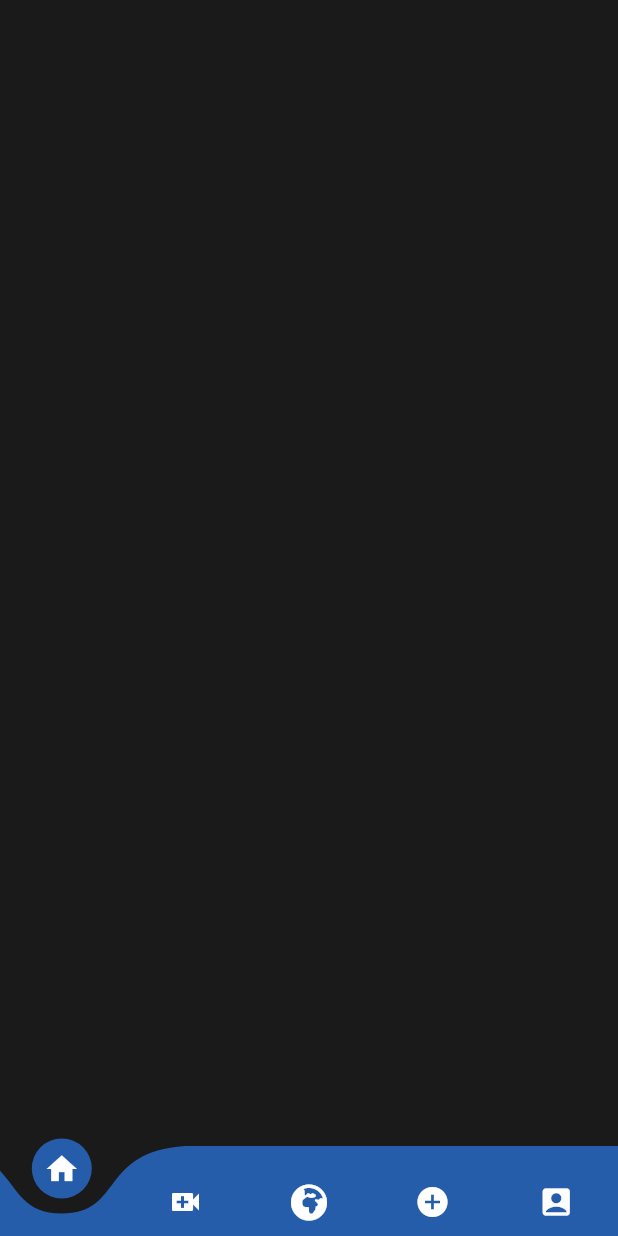
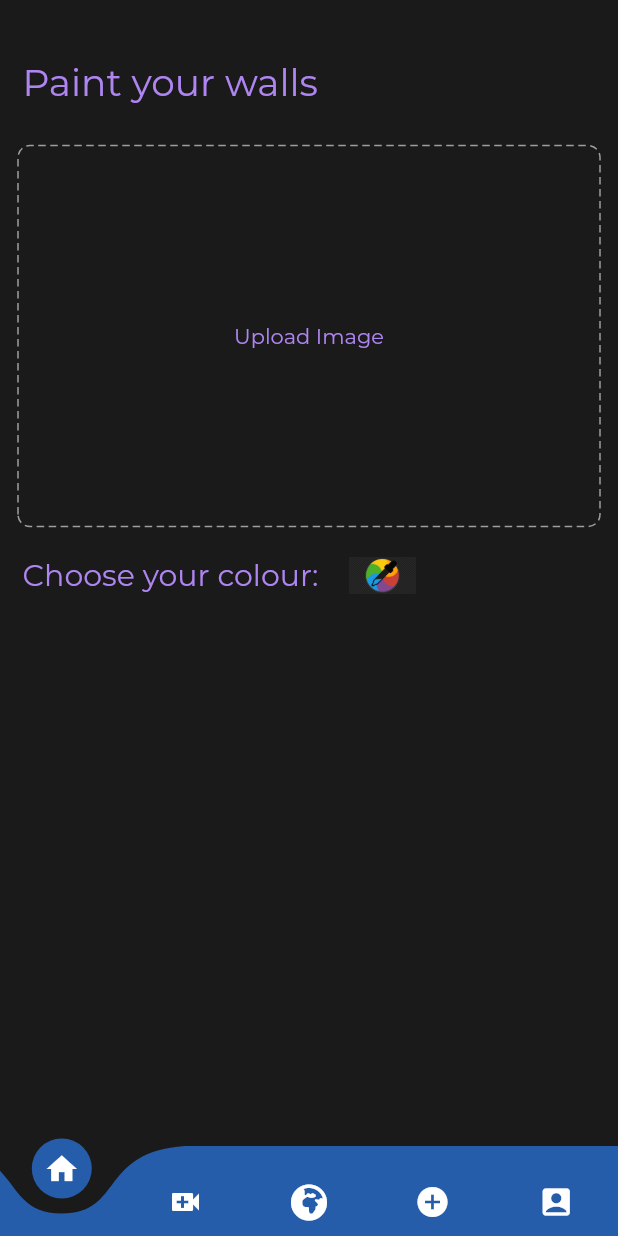
Before and after one commit to Jay4Codes/Decor-AI, a Flutter app: the HomeScreen screen opened directly, on a phone screen of 412 x 824 dp. Run offline on Flutter 3.47's test engine with Material 2 defaults, Android fonts, the light colour scheme and no system bars; drawn by our look-alikes of curved_navigation_bar, dotted_border; our stand-ins replace animated_splash_screen, camera, cloud_firestore, firebase_core, firebase_storage, flutter_colorpicker and 7 more; missing offline and left inert: augmented_reality_plugin, flutter_overlay_loader; accounts and stored records are empty; statements that could not run were skipped.

Commit message:
added roomgpt

```diff
--- a/lib/screens/home_screen.dart
+++ b/lib/screens/home_screen.dart
@@ -1,4 +1,6 @@
+import 'package:codeshastra/screens/camera.dart';
 import 'package:codeshastra/screens/marketplace.dart';
+import 'package:codeshastra/screens/roomgpt.dart';
 import 'package:curved_navigation_bar/curved_navigation_bar.dart';
 import 'package:flutter/material.dart';
 import 'package:flutter/src/widgets/framework.dart';
@@ -26,7 +28,7 @@ class _HomeScreenState extends State<HomeScreen> {
   }
 
   Widget getTab() {
-    if (activeIndex == 0) return Container();
+    if (activeIndex == 0) return RoomGPT();
     if (activeIndex == 1) return Container();
     if (activeIndex == 2) return MarketPlace();
     // return MapScreen(
--- /dev/null
+++ b/lib/screens/roomgpt.dart
@@ -0,0 +1,283 @@
+import 'dart:convert';
+import 'dart:io';
+
+import 'package:dotted_border/dotted_border.dart';
+import 'package:flutter/material.dart';
+import 'package:flutter_colorpicker/flutter_colorpicker.dart';
+import 'package:flutter_overlay_loader/flutter_overlay_loader.dart';
+import 'package:image_picker/image_picker.dart';
+import 'package:http/http.dart' as http;
+
+class RoomGPT extends StatefulWidget {
+  const RoomGPT({super.key});
+
+  @override
+  State<RoomGPT> createState() => _RoomGPTState();
+}
+
+class _RoomGPTState extends State<RoomGPT> {
+  File? imageFile;
+  String imgUrl = "";
+  bool isImageLoaded = false;
+
+  _getFromGallery() async {
+    XFile? pickedFile = await ImagePicker().pickImage(
+      source: ImageSource.gallery,
+      maxWidth: 1800,
+      maxHeight: 1800,
+    );
+    if (pickedFile != null) {
+      setState(() {
+        imageFile = File(pickedFile.path);
+      });
+    }
+  }
+
+  Color _wallColor = Colors.white;
+  String hexString = "";
+
+  Future<void> changeWallColor(BuildContext context, String base64, String color) async {
+    try {
+      String substr = color.substring(2);
+      print(substr);
+      Loader.show(context, progressIndicator: CircularProgressIndicator(color: Colors.blue));
+      final response = await http.post(Uri.parse('http://127.0.0.1:8000/login/ml-model/'),
+          body: jsonEncode({
+            "image": base64,
+            "prompt": "Change wall color to #${substr}",
+          }));
+
+      print(response.body);
+      if (response.statusCode == 200) {
+        Loader.hide();
+        var body = json.decode(response.body);
+        print(body);
+        setState(() {
+          isImageLoaded = true;
+          imgUrl = body["image"][0];
+        });
+      } else {
+        Loader.hide();
+        print(response.statusCode);
+      }
+    } catch (e) {
+      print(e.toString());
+    }
+  }
+
+  @override
+  Widget build(BuildContext context) {
+    return Scaffold(
+      body: SingleChildScrollView(
+          physics: BouncingScrollPhysics(parent: AlwaysScrollableScrollPhysics()),
+          child: Column(
+            // mainAxisAlignment: MainAxisAlignment.start,
+            crossAxisAlignment: CrossAxisAlignment.start,
+            children: [
+              Padding(
+                padding: const EdgeInsets.only(top: 40.0, left: 15, bottom: 15),
+                child: Text(
+                  "Paint your walls",
+                  style: TextStyle(
+                    fontSize: 25.0,
+                  ),
+                ),
+              ),
+              imageFile == null
+                  ? Container(
+                      margin: EdgeInsets.all(12),
+                      child: InkWell(
+                        onTap: () {
+                          _getFromGallery();
+                        },
+                        child: DottedBorder(
+                          color: Colors.grey,
+                          borderType: BorderType.RRect,
+                          radius: Radius.circular(8),
+                          dashPattern: [5, 3],
+                          strokeWidth: 1,
+                          child: Container(
+                            height: 250,
+                            // width: MediaQuery.of(context).size.width - 60,
+                            child: Row(
+                              mainAxisAlignment: MainAxisAlignment.center,
+                              children: const [
+                                Flexible(
+                                  child: Text(
+                                    "Upload Image",
+                                    // fileName != null
+                                    //     ? fileName!
+                                    //     : 'Upload attachment',
+                                    textAlign: TextAlign.center,
+                                  ),
+                                ),
+                              ],
+                            ),
+                          ),
+                        ),
+                      ),
+                      // child: imageFile == null
+                      //     ? Container(
+                      //         alignment: Alignment.center,
+                      //         child: Column(
+                      //           mainAxisAlignment: MainAxisAlignment.center,
+                      //           children: <Widget>[
+                      //             TextButton(
+                      //               // backcolor: Colors.greenAccent,
+                      //               onPressed: () {
+                      //                 _getFromGallery();
+                      //               },
+                      //               child: Text("PICK FROM GALLERY"),
+                      //             ),
+                      //             Container(
+                      //               height: 40.0,
+                      //             ),
+                      //             TextButton(
+                      //               // color: Colors.lightGreenAccent,
+                      //               onPressed: () {
+                      //                 _getFromCamera();
+                      //               },
+                      //               child: Text("PICK FROM CAMERA"),
+                      //             )
+                      //           ],
+                      //         ),
+                      //       )
+                      //     : Container(
+                      //         child: Image.file(
+                      //           imageFile!,
+                      //           fit: BoxFit.cover,
+                      //         ),
+                      //       ),
+                    )
+                  : Container(
+                      margin: EdgeInsets.all(12),
+                      decoration: BoxDecoration(
+                        border: Border.all(color: Colors.blue),
+                        borderRadius: BorderRadius.circular(10.0),
+                      ),
+                      child: ClipRRect(
+                        borderRadius: BorderRadius.circular(10.0),
+                        // borderRadius: BorderRadius.circular(20.0)
+                        child: Container(
+                          // margin: EdgeInsets.all(8),
+                          // padding: EdgeInsets.all(25),
+                          width: MediaQuery.of(context).size.width,
+                          // decoration: BoxDecoration(borderRadius: BorderRadius.circular(20.0)),
+                          child: Align(
+                            alignment: Alignment.center,
+                            // widthFactor: 1,
+                            heightFactor: 1,
+                            child: Image.file(
+                              imageFile!,
+                              fit: BoxFit.fill,
+                            ),
+                          ),
+                        ),
+                      ),
+                    ),
+              Row(
+                crossAxisAlignment: CrossAxisAlignment.center,
+                // mainAxisAlignment: MainAxisAlignment.center,
+                children: [
+                  Container(
+                    margin: EdgeInsets.only(
+                      left: 15,
+                      top: 8,
+                    ),
+                    child: Text(
+                      "Choose your colour: ",
+                      style: TextStyle(
+                        fontSize: 20,
+                      ),
+                    ),
+                  ),
+                  InkWell(
+                    onTap: () {
+                      showDialog(
+                        context: context,
+                        builder: (context) {
+                          return AlertDialog(
+                            title: const Text('Select wall color'),
+                            content: SingleChildScrollView(
+                              child: ColorPicker(
+                                pickerColor: _wallColor,
+                                onColorChanged: (color) {
+                                  setState(() {
+                                    _wallColor = color;
+                                    hexString = _wallColor.value.toRadixString(16);
+                                    print(_wallColor);
+                                    print(hexString);
+                                  });
+                                },
+                                pickerAreaHeightPercent: 1,
+                              ),
+                            ),
+                            actions: <Widget>[
+                              TextButton(
+                                child: const Text('CANCEL'),
+                                onPressed: () {
+                                  Navigator.of(context).pop();
+                                },
+                              ),
+                              TextButton(
+                                child: const Text('OK'),
+                                onPressed: () async {
+                                  final bytes = await File(imageFile!.path).readAsBytesSync();
+                                  String base64Encode = base64.encode(bytes);
+                                  Navigator.of(context).pop();
+                                  changeWallColor(context, base64Encode, hexString);
+                                  // final file = await _detectWallColor();
+
+                                  // // ignore: use_build_context_synchronously
+                                  // Navigator.push(
+                                  //     context, MaterialPageRoute(builder: (context) => ImageViewer(image: file!)));
+                                },
+                              ),
+                            ],
+                          );
+                        },
+                      );
+                    },
+                    child: Padding(
+                      padding: const EdgeInsets.only(top: 8.0, left: 15),
+                      child: Image.asset(
+                        "assets/images/color_picker.png",
+                        height: 25,
+                      ),
+                    ),
+                  )
+                ],
+              ),
+              isImageLoaded
+                  ? Container(
+                      margin: EdgeInsets.all(12),
+                      decoration: BoxDecoration(
+                        border: Border.all(color: Colors.blue),
+                        borderRadius: BorderRadius.circular(10.0),
+                      ),
+                      child: ClipRRect(
+                        borderRadius: BorderRadius.circular(10.0),
+                        // borderRadius: BorderRadius.circular(20.0)
+                        child: Container(
+                          // margin: EdgeInsets.all(8),
+                          // padding: EdgeInsets.all(25),
+                          width: MediaQuery.of(context).size.width,
+                          // decoration: BoxDecoration(borderRadius: BorderRadius.circular(20.0)),
+                          child: Align(
+                            alignment: Alignment.center,
+                            // widthFactor: 1,
+                            heightFactor: 0.7,
+                            child: Image.network(
+                              imgUrl,
+                              fit: BoxFit.fill,
+                            ),
+                          ),
+                        ),
+                      ),
+                    )
+                  : Container(),
+            ],
+          )),
+    );
+  }
+}
--- a/pubspec.yaml
+++ b/pubspec.yaml
@@ -56,9 +56,10 @@ dependencies:
   firebase_storage: ^11.1.0
   camera: ^0.10.3+2
   ar_flutter_plugin: ^0.7.3
-  image: ^4.0.15
+  image: ^3.0.2
   flutter_colorpicker: ^1.0.3
   gradient_borders: ^1.0.0
+  dotted_border: ^2.0.0+3
 
 dev_dependencies:
   flutter_test:
```
Also changed, not shown: lib/screens/camera.dart (+33 -18 lines), lib/screens/image_pick.dart (+162 -171 lines), assets/images/color_picker.png (added), pubspec.lock.
